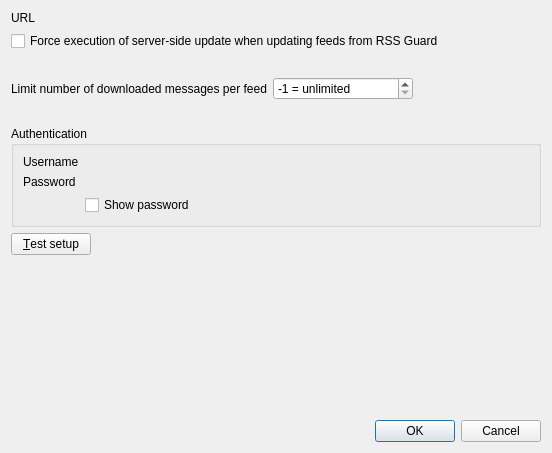
This is src/librssguard/services/owncloud/gui/formeditowncloudaccount.ui in martinrotter/rssguard as Qt 5 draws it before an edit. The edited form follows.
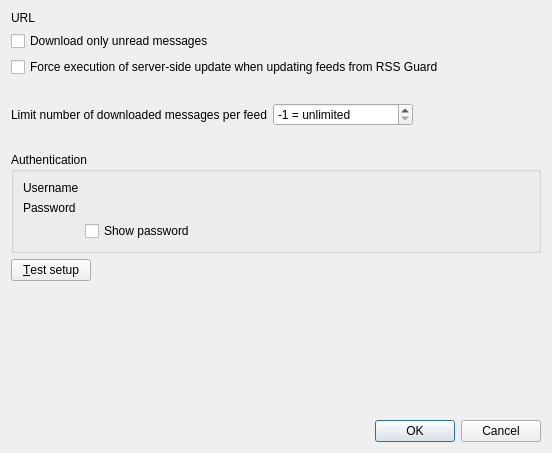
This is the edited form. Custom widgets are drawn as their Qt base class.

Commit message: Nextcloud News now can also download unread only messages if user wants to.

```diff
--- a/src/librssguard/services/owncloud/gui/formeditowncloudaccount.ui
+++ b/src/librssguard/services/owncloud/gui/formeditowncloudaccount.ui
@@ -33,14 +33,14 @@
        </item>
       </layout>
      </item>
-     <item row="1" column="0" colspan="2">
+     <item row="2" column="0" colspan="2">
       <widget class="QCheckBox" name="m_checkServerSideUpdate">
        <property name="text">
         <string>Force execution of server-side update when updating feeds from RSS Guard</string>
        </property>
       </widget>
      </item>
-     <item row="2" column="0" colspan="2">
+     <item row="3" column="0" colspan="2">
       <widget class="QLabel" name="m_lblServerSideUpdateInformation">
        <property name="text">
         <string/>
@@ -50,14 +50,14 @@
        </property>
       </widget>
      </item>
-     <item row="3" column="0">
+     <item row="4" column="0">
       <widget class="QLabel" name="label">
        <property name="text">
         <string>Limit number of downloaded messages per feed</string>
        </property>
       </widget>
      </item>
-     <item row="3" column="1">
+     <item row="4" column="1">
       <widget class="QSpinBox" name="m_spinLimitMessages">
        <property name="maximumSize">
         <size>
@@ -79,17 +79,17 @@
        </property>
       </widget>
      </item>
-     <item row="4" column="0" colspan="2">
-      <widget class="QLabel" name="m_lblLimitMessages">
-       <property name="text">
-        <string/>
-       </property>
-       <property name="wordWrap">
-        <bool>true</bool>
-       </property>
-      </widget>
-     </item>
      <item row="5" column="0" colspan="2">
+      <widget class="QLabel" name="m_lblLimitMessages">
+       <property name="text">
+        <string/>
+       </property>
+       <property name="wordWrap">
+        <bool>true</bool>
+       </property>
+      </widget>
+     </item>
+     <item row="6" column="0" colspan="2">
       <widget class="QGroupBox" name="m_gbAuthentication">
        <property name="toolTip">
         <string>Some feeds require authentication, including GMail feeds. BASIC, NTLM-2 and DIGEST-MD5 authentication schemes are supported.</string>
@@ -140,7 +140,7 @@
        </layout>
       </widget>
      </item>
-     <item row="6" column="0" colspan="2">
+     <item row="7" column="0" colspan="2">
       <layout class="QHBoxLayout" name="horizontalLayout_2">
        <item>
         <widget class="QPushButton" name="m_btnTestSetup">
@@ -164,7 +164,7 @@
        </item>
       </layout>
      </item>
-     <item row="7" column="0" colspan="2">
+     <item row="8" column="0" colspan="2">
       <spacer name="verticalSpacer">
        <property name="orientation">
         <enum>Qt::Vertical</enum>
@@ -177,6 +177,13 @@
        </property>
       </spacer>
      </item>
+     <item row="1" column="0">
+      <widget class="QCheckBox" name="m_checkDownloadOnlyUnreadMessages">
+       <property name="text">
+        <string>Download only unread messages</string>
+       </property>
+      </widget>
+     </item>
     </layout>
    </item>
    <item>
```
Left out of the diff: 10 changed lines with no effect on the pictures. The commit also changes 7 other files.
